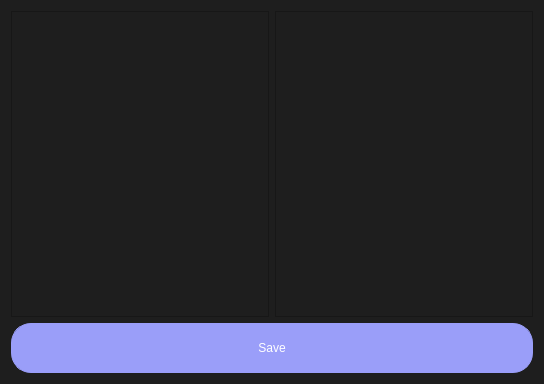
Qt form ui/translate_clipboard.ui (MarwanMagdy0/EHelper) before a commit.
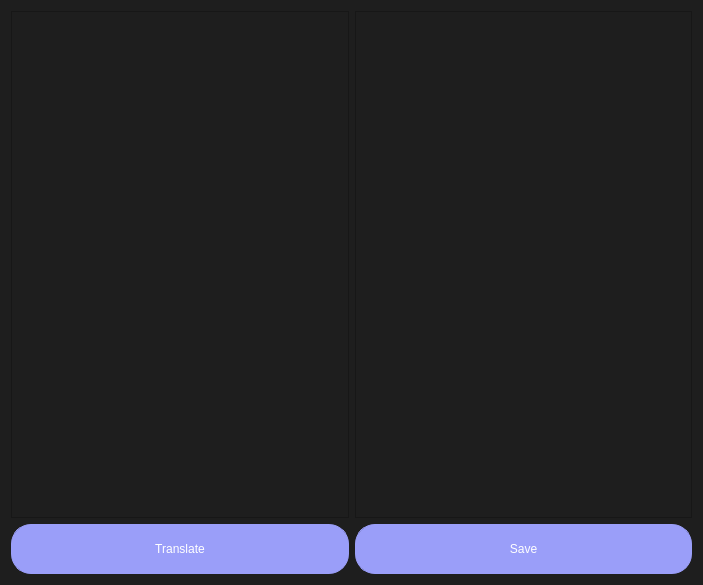
The same form after that commit.

Commit message: adding the translate button and stick to google api, adding the logo

```diff
--- a/ui/translate_clipboard.ui
+++ b/ui/translate_clipboard.ui
@@ -6,8 +6,8 @@
    <rect>
     <x>0</x>
     <y>0</y>
-    <width>544</width>
-    <height>384</height>
+    <width>703</width>
+    <height>585</height>
    </rect>
   </property>
   <property name="windowTitle">
@@ -90,6 +90,21 @@
     </layout>
    </item>
    <item>
+    <layout class="QHBoxLayout" name="horizontalLayout_2">
+     <item>
+      <widget class="QPushButton" name="translate_button">
+       <property name="minimumSize">
+        <size>
+         <width>0</width>
+         <height>50</height>
+        </size>
+       </property>
+       <property name="text">
+        <string>Translate</string>
+       </property>
+      </widget>
+     </item>
+     <item>
     <widget class="QPushButton" name="save_button">
      <property name="minimumSize">
       <size>
@@ -101,9 +116,11 @@
       <string>Save</string>
      </property>
      <property name="shortcut">
-      <string>Return</string>
-     </property>
-    </widget>
+        <string/>
+       </property>
+      </widget>
+     </item>
+    </layout>
    </item>
   </layout>
  </widget>
```
Lines whose indentation alone changed are shown as unchanged. The commit also changes 4 other files.
